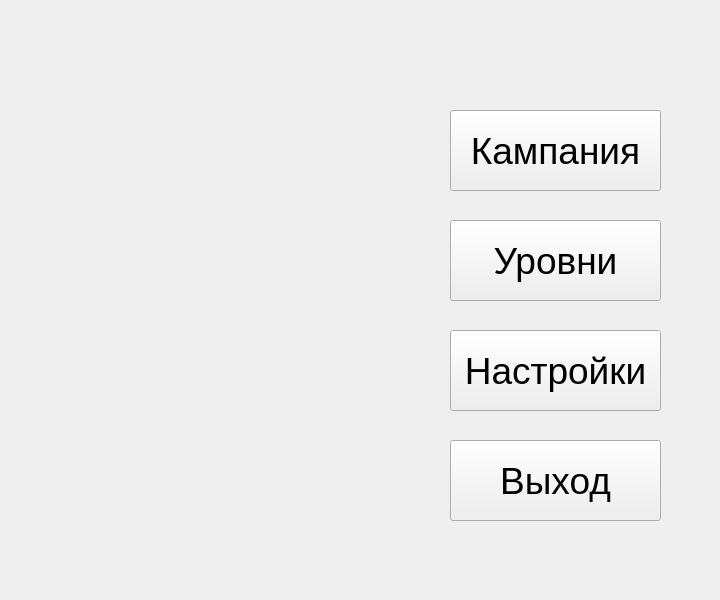
This is ui/StartMenu.ui in Iomaio07/RhythmGame as Qt 5 draws it before an edit. The edited form follows.
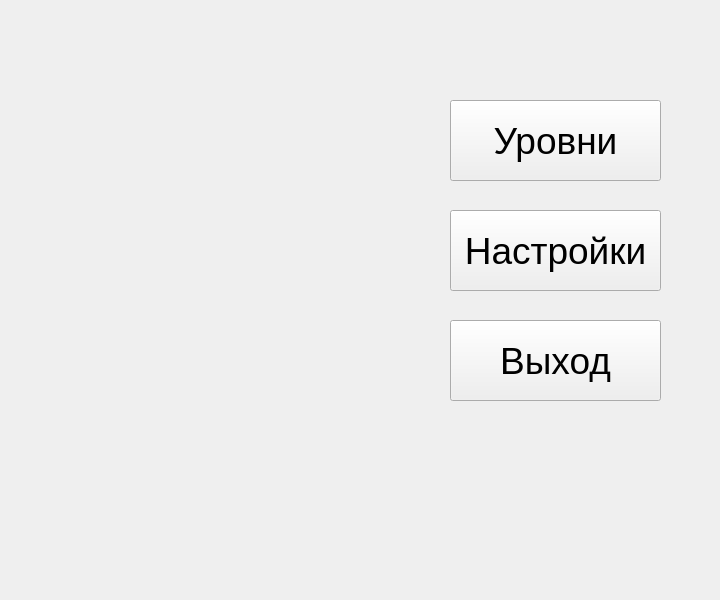
This is the edited form.

Commit message: Теперь все pyqt окна в одном виджете и переключаются по кнопкам, также игра принимает песню из названия кнопки

Diff of the .ui file:
```diff
--- a/ui/StartMenu.ui
+++ b/ui/StartMenu.ui
@@ -13,29 +13,11 @@
   <property name="windowTitle">
    <string>Form</string>
   </property>
-  <widget class="QPushButton" name="btn_play">
-   <property name="geometry">
-    <rect>
-     <x>450</x>
-     <y>110</y>
-     <width>211</width>
-     <height>81</height>
-    </rect>
-   </property>
-   <property name="font">
-    <font>
-     <pointsize>28</pointsize>
-    </font>
-   </property>
-   <property name="text">
-    <string>Кампания</string>
-   </property>
-  </widget>
   <widget class="QPushButton" name="btn_settings">
    <property name="geometry">
     <rect>
      <x>450</x>
-     <y>330</y>
+     <y>210</y>
      <width>211</width>
      <height>81</height>
     </rect>
@@ -53,7 +35,7 @@
    <property name="geometry">
     <rect>
      <x>450</x>
-     <y>220</y>
+     <y>100</y>
      <width>211</width>
      <height>81</height>
     </rect>
@@ -71,7 +53,7 @@
    <property name="geometry">
     <rect>
      <x>450</x>
-     <y>440</y>
+     <y>320</y>
      <width>211</width>
      <height>81</height>
     </rect>
```
The commit also changes 2 other files.
